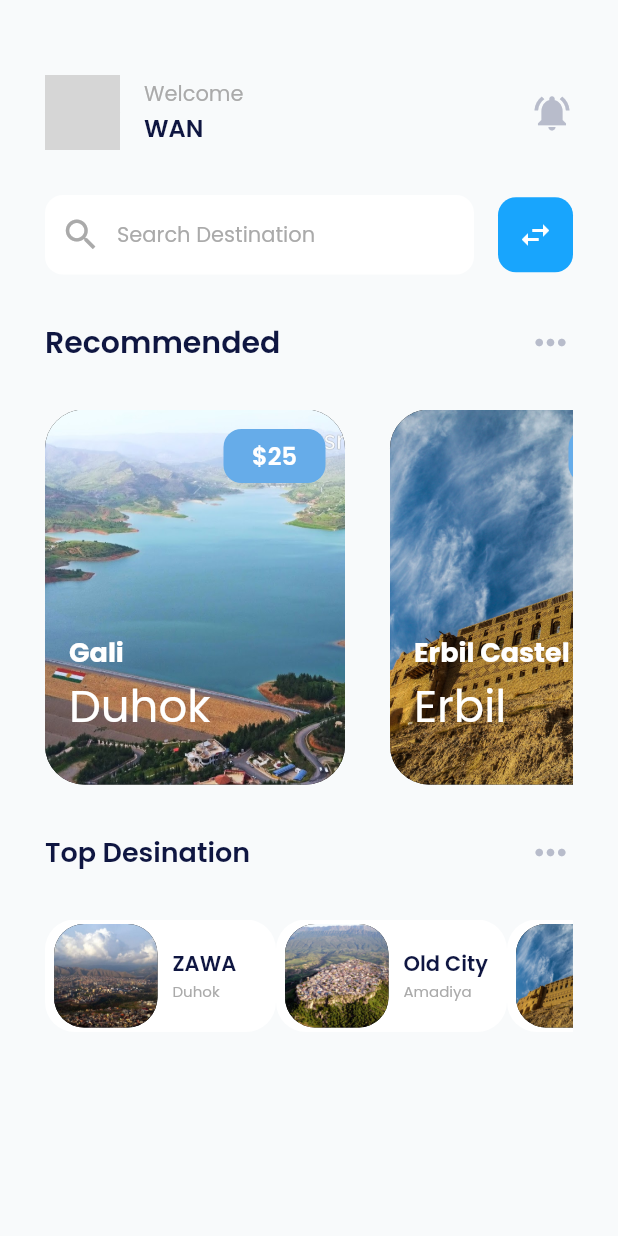
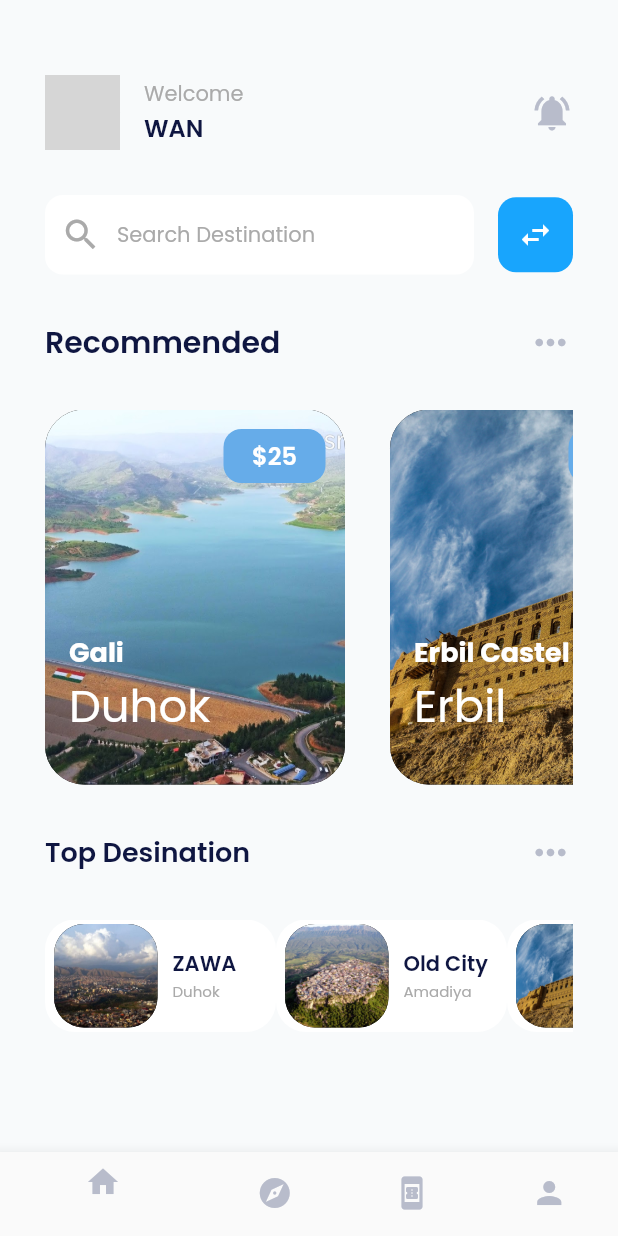
Before and after one commit to wano-77/tripadvisorr, a Flutter app: the screen it shows after launch, on a phone screen of 412 x 824 dp. Run offline on Flutter 3.47's test engine with Material 2 defaults, Android fonts, the light colour scheme and no system bars; our stand-ins replace google_fonts; grey boxes are pictures that could not be loaded.

Commit message:
buttom menu

```diff
--- a/lib/pages/home_page.dart
+++ b/lib/pages/home_page.dart
@@ -34,7 +34,20 @@ body: SafeArea(
   ),
 
   ),
-
+bottomNavigationBar: BottomNavigationBar(items: [
+  BottomNavigationBarItem(icon: Icon(Icons.home,color: icon),
+  label: ''
+  ),
+  BottomNavigationBarItem(icon: Icon(Icons.explore,color: icon),
+  label: ''
+  ),
+  BottomNavigationBarItem(icon: Icon(Icons.book_online,color: icon),
+  label: ''
+  ),
+  BottomNavigationBarItem(icon: Icon(Icons.person,color: icon),
+  label: ''
+  ),
+]),
     );
   }
 }
```
